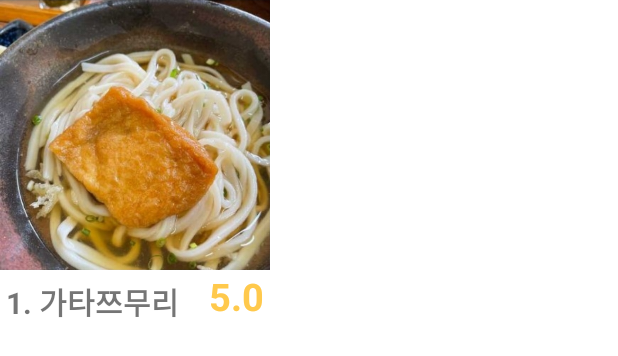
After one commit to changkiyun/ProjectPickALunch, an Android app: the layout menu_picker_item.xml on its own in the app's theme, with its tools: preview values and no code run, on a phone screen of 412 x 824 dp. The commit adds this screen. Shown: the top 356 px of the screen. Run offline under Robolectric (Android 15) with nearby library versions, the phone set to English and light mode, and no system bars.

Commit message:
menuPicker GridView

```diff
--- a/app/src/main/java/com/example/projectpickalunch/Main/MainGridAdapter.java
+++ b/app/src/main/java/com/example/projectpickalunch/Main/MainGridAdapter.java
@@ -11,12 +11,9 @@ public class MainGridAdapter extends BaseAdapter {
         Context context;
         ArrayList<MainGridItem> mainGridItems = new ArrayList<>();
 
-        //샘플데이터 (삭제예정)
-        Integer[] sampleImage;
 
         public MainGridAdapter(Context _context){
             context = _context;
-            sampleImage = ((MainActivity)context).sampleImage;
         }
 
     @Override
@@ -39,6 +36,7 @@ public class MainGridAdapter extends BaseAdapter {
         mainGridItems.add(item);
     }
 
+
     @Override
     public View getView(int position, View convertView, ViewGroup viewGroup) {
         MainGridItem_View mainGridItem_view = null;
--- a/app/src/main/java/com/example/projectpickalunch/menu_picker/MenuPicker.java
+++ b/app/src/main/java/com/example/projectpickalunch/menu_picker/MenuPicker.java
@@ -1,10 +1,7 @@
 package com.example.projectpickalunch.menu_picker;
 
-import android.content.Intent;
-import android.media.Image;
 import android.os.Bundle;
 import android.view.View;
-import android.widget.Button;
 import android.widget.CheckBox;
 import android.widget.ImageButton;
 
@@ -14,6 +11,7 @@ import androidx.fragment.app.FragmentManager;
 import androidx.fragment.app.FragmentTransaction;
 
 import com.example.projectpickalunch.R;
+import com.example.projectpickalunch.menu_picker.menu_picker_fragment.MenuPickerAfterSelectedFragment;
 
 public class MenuPicker extends AppCompatActivity {
 
--- a/app/src/main/java/com/example/projectpickalunch/menu_picker/MenuPickerBeforeSelectedFragment.java
+++ b/app/src/main/java/com/example/projectpickalunch/menu_picker/MenuPickerBeforeSelectedFragment.java
@@ -13,7 +13,6 @@ import com.example.projectpickalunch.R;
 
 public class MenuPickerBeforeSelectedFragment extends Fragment {
 
-
     @Override
     public View onCreateView( LayoutInflater inflater,  ViewGroup container,  Bundle savedInstanceState) {
         return inflater.inflate(R.layout.menu_picker_before_selected_fragment, container, false);
--- /dev/null
+++ b/app/src/main/res/layout/menu_picker_item.xml
@@ -0,0 +1,49 @@
+<?xml version="1.0" encoding="utf-8"?>
+<androidx.constraintlayout.widget.ConstraintLayout xmlns:android="http://schemas.android.com/apk/res/android"
+    xmlns:app="http://schemas.android.com/apk/res-auto"
+    xmlns:tools="http://schemas.android.com/tools"
+    android:layout_width="match_parent"
+    android:layout_height="match_parent">
+
+    <!--식당 이미지뷰-->
+    <ImageView
+        android:id="@+id/menu_picker_restorant_image"
+        android:layout_width="180sp"
+        android:layout_height="180sp"
+
+        android:src="@drawable/sample_image"
+
+        app:layout_constraintLeft_toLeftOf="parent"
+        app:layout_constraintTop_toTopOf="parent" />
+
+    <!--식당 이름 텍스트뷰-->
+    <TextView
+        android:id="@+id/menu_picker_restorant_name"
+        android:layout_width="wrap_content"
+        android:layout_height="wrap_content"
+        android:layout_marginLeft="4dp"
+        android:layout_marginTop="6dp"
+
+        android:text="1. 가타쯔무리"
+        android:textSize="20sp"
+        android:textStyle="bold"
+
+        app:layout_constraintLeft_toLeftOf="parent"
+        app:layout_constraintTop_toBottomOf="@+id/menu_picker_restorant_image" />
+
+    <!--식당 평점 텍스트뷰-->
+    <TextView
+        android:id="@+id/menu_picker_restorant_score"
+        android:layout_width="wrap_content"
+        android:layout_height="wrap_content"
+        android:layout_marginLeft="20sp"
+
+        android:text="5.0"
+        android:textColor="@color/mainColor"
+        android:textSize="25sp"
+        android:textStyle="bold"
+
+        app:layout_constraintStart_toEndOf="@+id/menu_picker_restorant_name"
+        app:layout_constraintTop_toBottomOf="@+id/menu_picker_restorant_image" />
+
+</androidx.constraintlayout.widget.ConstraintLayout>
```
Also changed, not shown: app/src/main/java/com/example/projectpickalunch/Main/MainActivity.java (+0 -7 lines), app/src/main/java/com/example/projectpickalunch/menu_picker/MenuPickerAfterSelectedFragment.java (deleted, +0 -19 lines), app/src/main/java/com/example/projectpickalunch/menu_picker/menu_picker_fragment/MenuPickerAdapter.java (added, +62 -0 lines), app/src/main/java/com/example/projectpickalunch/menu_picker/menu_picker_fragment/MenuPickerAfterSelectedFragment.java (added, +51 -0 lines), app/src/main/java/com/example/projectpickalunch/menu_picker/menu_picker_fragment/MenuPickerItem.java (added, +37 -0 lines), app/src/main/res/layout/menu_picker_after_selected_fragment.xml (+38 -0 lines), app/src/main/res/layout/menu_picker_before_selected_fragment.xml (+17 -4 lines), app/src/main/res/drawable/crying_lion.gif (deleted), app/src/main/res/drawable/crying_lion.png (added).
